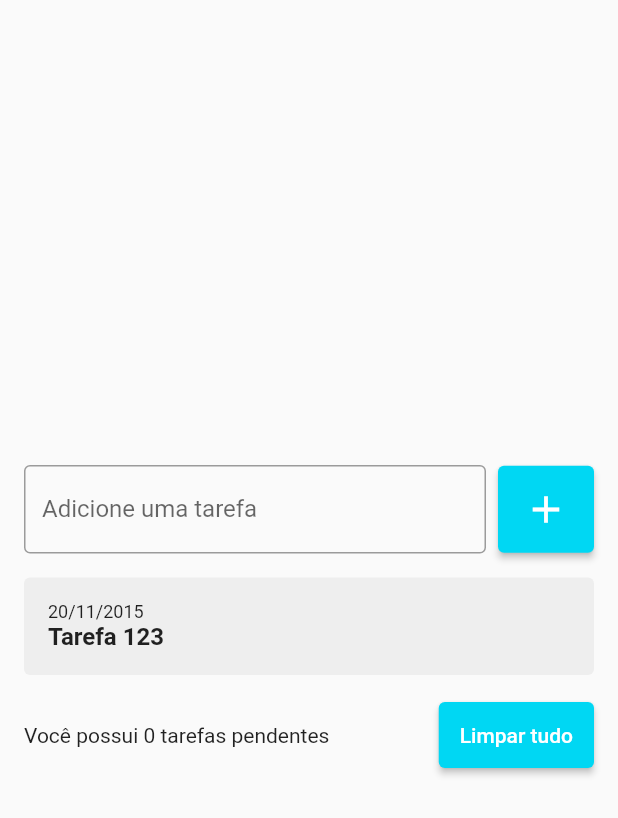
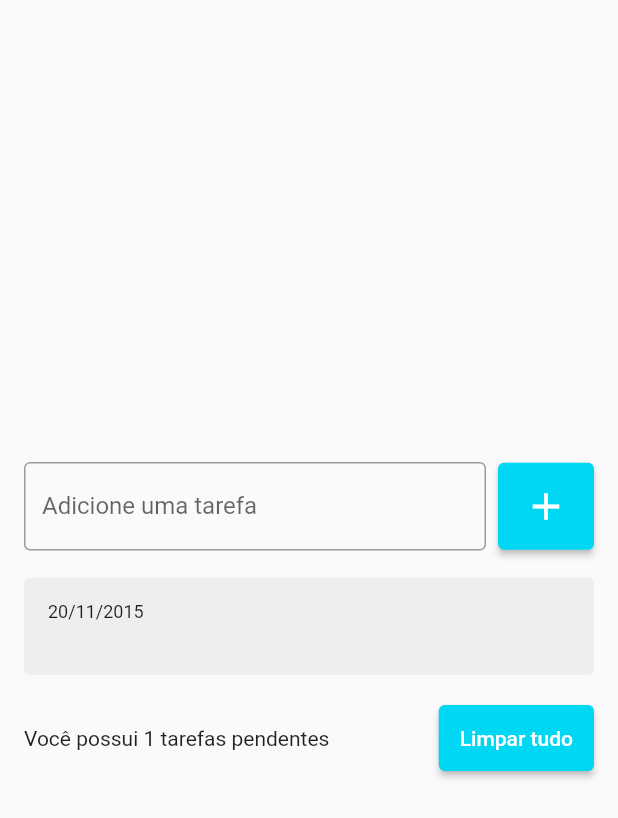
Before and after one commit to antoniotnn/lista_tarefas, a Flutter app: the screen it shows after launch, after a tap on the "add" icon, on a phone screen of 412 x 824 dp. Shown: the top 818 px of the screen. Run offline on Flutter 3.47's test engine with Material 2 defaults, Android fonts, the phone set to English and light mode, and no system bars.

Commit message:
Improving the Interface

```diff
--- a/lib/pages/todo_list_page.dart
+++ b/lib/pages/todo_list_page.dart
@@ -16,10 +16,11 @@ class _TodoListPageState extends State<TodoListPage> {
 
   @override
   Widget build(BuildContext context) {
-    return Scaffold(
+    return SafeArea(
+      child: Scaffold(
         body: Center(
           child: Padding(
-          padding: const EdgeInsets.symmetric(horizontal: 16),
+            padding: const EdgeInsets.all(16),
             child: Column(
               mainAxisSize: MainAxisSize.min,
               children: [
@@ -61,7 +62,9 @@ class _TodoListPageState extends State<TodoListPage> {
                     shrinkWrap: true,
                     children: [
                       for (String tarefa in tarefas)
-                      TodoListItem(),
+                        TodoListItem(
+                          title: tarefa,
+                        ),
                     ],
                   ),
                 ),
@@ -72,7 +75,7 @@ class _TodoListPageState extends State<TodoListPage> {
                   children: [
                     Expanded(
                       child: Text(
-                      'Você possui 0 tarefas pendentes',
+                        'Você possui ${tarefas.length} tarefas pendentes',
                       ),
                     ),
                     SizedBox(width: 8),
@@ -90,6 +93,7 @@ class _TodoListPageState extends State<TodoListPage> {
             ),
           ),
         ),
+      ),
     );
   }
 }
--- a/lib/widgets/todo_list_item.dart
+++ b/lib/widgets/todo_list_item.dart
@@ -1,7 +1,9 @@
 import 'package:flutter/material.dart';
 
 class TodoListItem extends StatelessWidget {
-  const TodoListItem({Key? key}) : super(key: key);
+  const TodoListItem({Key? key, required this.title}) : super(key: key);
+
+  final String title;
 
   @override
   Widget build(BuildContext context) {
@@ -10,6 +12,7 @@ class TodoListItem extends StatelessWidget {
         borderRadius: BorderRadius.circular(4),
         color: Colors.grey[200],
       ),
+      margin: const EdgeInsets.symmetric(vertical: 2),
       padding: const EdgeInsets.all(16),
       child: Column(
         crossAxisAlignment: CrossAxisAlignment.start,
@@ -19,7 +22,7 @@ class TodoListItem extends StatelessWidget {
             style: TextStyle(fontSize: 12),
           ),
           Text(
-            'Tarefa 123',
+            title,
             style: TextStyle(
               fontSize: 16,
               fontWeight: FontWeight.w600,
```
Lines whose indentation alone changed are shown as unchanged.
